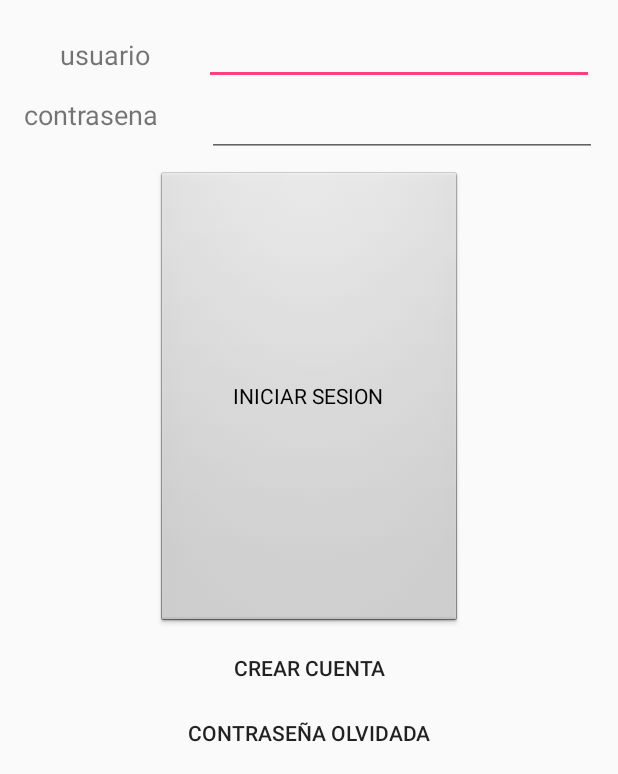
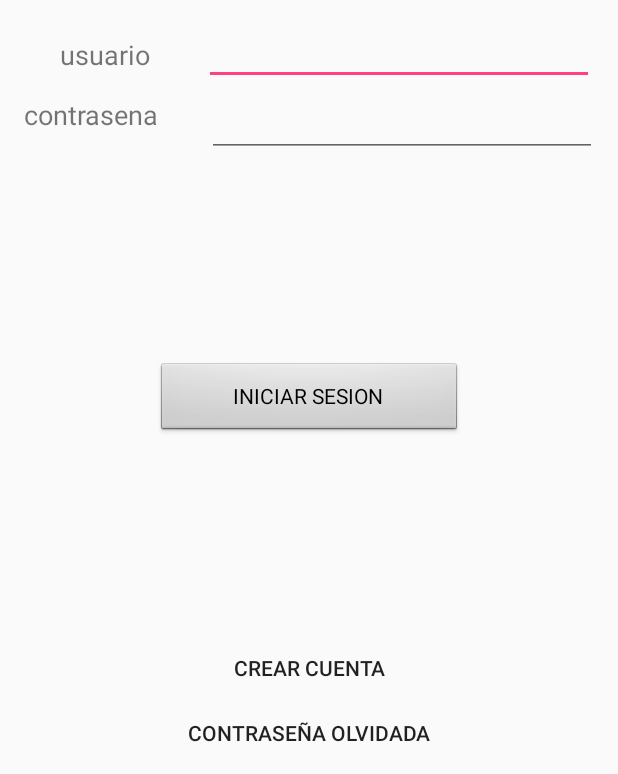
Before and after one commit to cbraun1/ProyectoTiti, an Android app: the screen it shows after launch (MainActivity), on a phone screen of 412 x 824 dp, the part 462-1236 px from its top. Run offline under Robolectric (Android 15) with nearby library versions, the phone set to English and light mode, and no system bars; our stand-ins replace Firebase (no records; nobody signed in at launch, a user with empty details on screens opened directly).

Commit message:
fixing button

```diff
--- a/app/src/main/res/layout/activity_main.xml
+++ b/app/src/main/res/layout/activity_main.xml
@@ -99,7 +99,7 @@
         android:id="@+id/startButton"
         style="@android:style/Widget.Button"
         android:layout_width="204dp"
-        android:layout_height="0dp"
+        android:layout_height="50dp"
         android:text="@string/start_session"
         android:textColorLink="@color/colorPrimaryDark"
         app:layout_constraintLeft_toLeftOf="parent"
```
